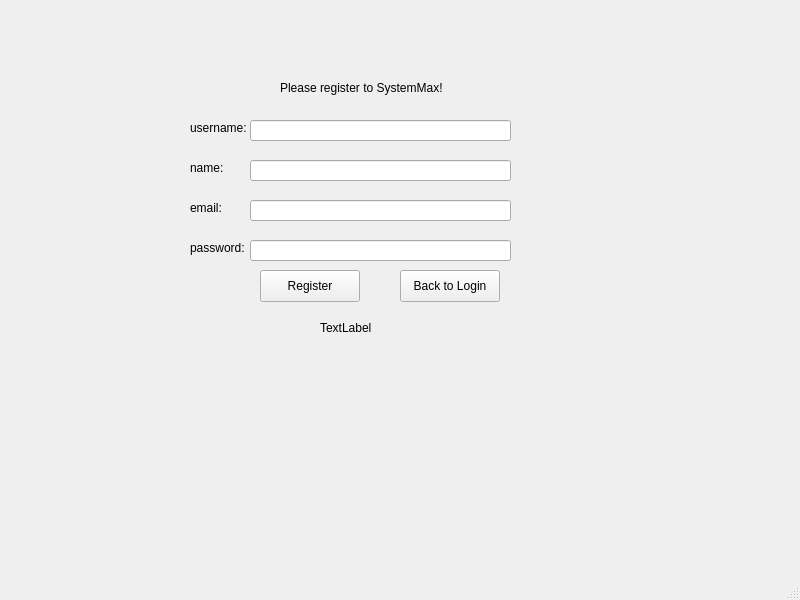
Qt form SystemMax-Client2/ui/register_form.ui (vladistr08/SystemMax-Client) before a commit.
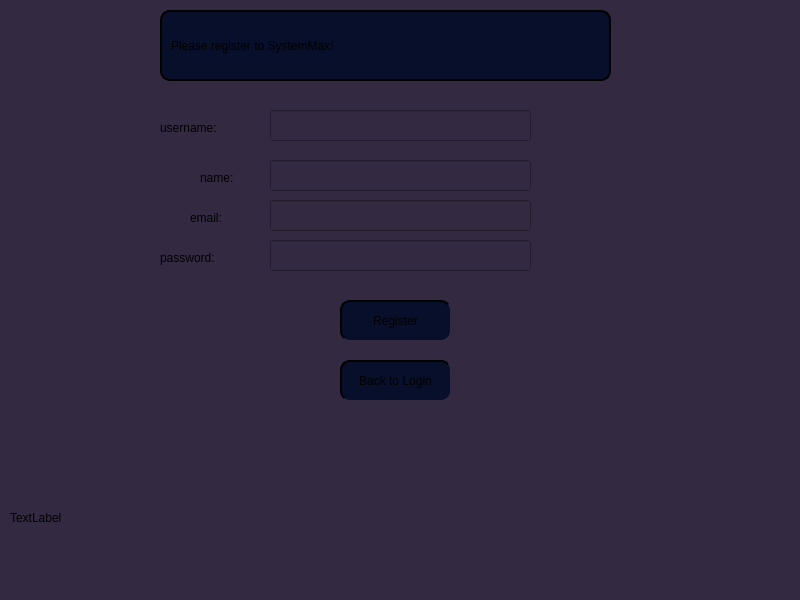
The same form after that commit.

```diff
--- a/SystemMax-Client2/ui/register_form.ui
+++ b/SystemMax-Client2/ui/register_form.ui
@@ -13,16 +13,26 @@
   <property name="windowTitle">
    <string>MainWindow</string>
   </property>
+  <property name="styleSheet">
+   <string notr="true">background-color: #332941;</string>
+  </property>
   <widget class="QWidget" name="centralwidget">
    <widget class="QPushButton" name="registerButton">
     <property name="geometry">
      <rect>
-      <x>260</x>
-      <y>270</y>
-      <width>100</width>
-      <height>32</height>
+      <x>340</x>
+      <y>300</y>
+      <width>111</width>
+      <height>41</height>
      </rect>
     </property>
+    <property name="styleSheet">
+     <string notr="true">  border-style: outset;
+    border-width: 2px;
+    border-radius: 10px;
+    padding: 6px;
+background-color: #070F2B;</string>
+    </property>
     <property name="text">
      <string>Register</string>
     </property>
@@ -30,12 +40,19 @@
    <widget class="QPushButton" name="goToLoginButton">
     <property name="geometry">
      <rect>
-      <x>400</x>
-      <y>270</y>
-      <width>100</width>
-      <height>32</height>
+      <x>340</x>
+      <y>360</y>
+      <width>111</width>
+      <height>41</height>
      </rect>
     </property>
+    <property name="styleSheet">
+     <string notr="true">  border-style: outset;
+    border-width: 2px;
+    border-radius: 10px;
+    padding: 6px;
+background-color: #070F2B;</string>
+    </property>
     <property name="text">
      <string>Back to Login</string>
     </property>
@@ -43,40 +60,40 @@
    <widget class="QLineEdit" name="usernameLineEdit">
     <property name="geometry">
      <rect>
-      <x>250</x>
-      <y>120</y>
+      <x>270</x>
+      <y>110</y>
       <width>261</width>
-      <height>21</height>
+      <height>31</height>
      </rect>
     </property>
    </widget>
    <widget class="QLineEdit" name="nameLineEdit">
     <property name="geometry">
      <rect>
-      <x>250</x>
+      <x>270</x>
       <y>160</y>
       <width>261</width>
-      <height>21</height>
+      <height>31</height>
      </rect>
     </property>
    </widget>
    <widget class="QLineEdit" name="emailLineEdit">
     <property name="geometry">
      <rect>
-      <x>250</x>
+      <x>270</x>
       <y>200</y>
       <width>261</width>
-      <height>21</height>
+      <height>31</height>
      </rect>
     </property>
    </widget>
    <widget class="QLineEdit" name="passwordLineEdit">
     <property name="geometry">
      <rect>
-      <x>250</x>
+      <x>270</x>
       <y>240</y>
       <width>261</width>
-      <height>21</height>
+      <height>31</height>
      </rect>
     </property>
     <property name="inputMask">
@@ -89,12 +106,20 @@
    <widget class="QLabel" name="label">
     <property name="geometry">
      <rect>
-      <x>280</x>
-      <y>80</y>
-      <width>261</width>
-      <height>16</height>
+      <x>160</x>
+      <y>10</y>
+      <width>451</width>
+      <height>71</height>
      </rect>
     </property>
+    <property name="styleSheet">
+     <string notr="true">  border-style: outset;
+font: 24pt &quot;Fira Code&quot;;
+    border-width: 2px;
+    border-radius: 10px;
+    padding: 6px;
+background-color: #070F2B;</string>
+    </property>
     <property name="text">
      <string>Please register to SystemMax!</string>
     </property>
@@ -102,12 +127,15 @@
    <widget class="QLabel" name="label_2">
     <property name="geometry">
      <rect>
-      <x>190</x>
+      <x>160</x>
       <y>120</y>
-      <width>58</width>
+      <width>101</width>
       <height>16</height>
      </rect>
     </property>
+    <property name="styleSheet">
+     <string notr="true">font: 300 18pt &quot;Fira Code&quot;;</string>
+    </property>
     <property name="text">
      <string>username:</string>
     </property>
@@ -115,12 +143,15 @@
    <widget class="QLabel" name="label_3">
     <property name="geometry">
      <rect>
-      <x>190</x>
-      <y>160</y>
+      <x>200</x>
+      <y>170</y>
       <width>58</width>
       <height>16</height>
      </rect>
     </property>
+    <property name="styleSheet">
+     <string notr="true">font: 300 18pt &quot;Fira Code&quot;;</string>
+    </property>
     <property name="text">
      <string>name:</string>
     </property>
@@ -129,11 +160,14 @@
     <property name="geometry">
      <rect>
       <x>190</x>
-      <y>200</y>
-      <width>58</width>
+      <y>210</y>
+      <width>71</width>
       <height>16</height>
      </rect>
     </property>
+    <property name="styleSheet">
+     <string notr="true">font: 300 18pt &quot;Fira Code&quot;;</string>
+    </property>
     <property name="text">
      <string>email:</string>
     </property>
@@ -141,12 +175,15 @@
    <widget class="QLabel" name="label_5">
     <property name="geometry">
      <rect>
-      <x>190</x>
-      <y>240</y>
-      <width>58</width>
+      <x>160</x>
+      <y>250</y>
+      <width>101</width>
       <height>16</height>
      </rect>
     </property>
+    <property name="styleSheet">
+     <string notr="true">font: 300 18pt &quot;Fira Code&quot;;</string>
+    </property>
     <property name="text">
      <string>password:</string>
     </property>
@@ -154,8 +191,8 @@
    <widget class="QLabel" name="serverStatusLabel">
     <property name="geometry">
      <rect>
-      <x>320</x>
-      <y>320</y>
+      <x>10</x>
+      <y>510</y>
       <width>121</width>
       <height>16</height>
      </rect>
```
